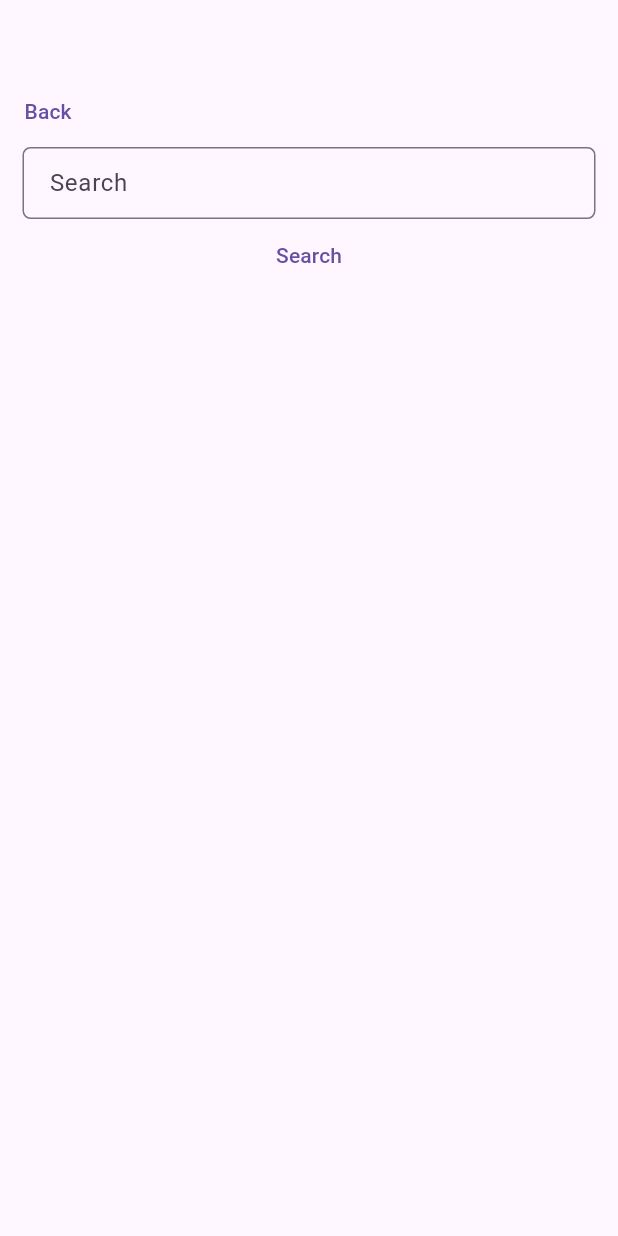
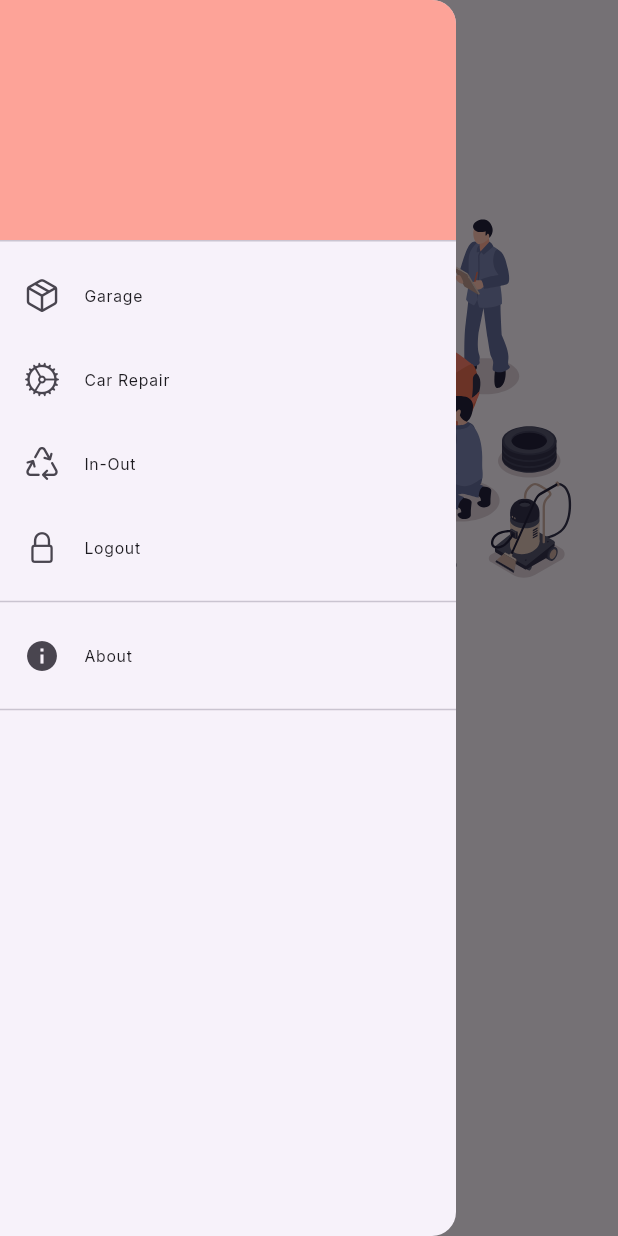
Before and after one commit to duc25012002/CampusCar, a Flutter app: the screen it shows after launch, with the side drawer open (before the commit the screen has no drawer), on a phone screen of 412 x 824 dp. Run offline on Flutter 3.47's test engine with Material 3 defaults, Android fonts, the phone set to English and light mode, and no system bars; our stand-ins replace awesome_notifications, flutter_svg, fluttertoast, get, google_fonts, hexcolor and 2 more; missing offline and left inert: flutter_material_color_picker, google_mlkit_text_recognition; accounts and stored records are empty; network calls fail; statements that could not run were skipped; project files that could hold a hidden picture were left out.

Commit message:
CC-11|Thêm DrawerBar, Tạo luồng sửa chữa và gửi xe

```diff
--- /dev/null
+++ b/lib/components/NavDrawer.dart
@@ -0,0 +1,98 @@
+// ignore_for_file: avoid_unnecessary_containers, non_constant_identifier_names, unrelated_type_equality_checks, sort_child_properties_last
+
+import 'package:campus_car_joco/routes/routes.dart';
+import 'package:campus_car_joco/utils/Colors.dart';
+import 'package:campus_car_joco/utils/Reponsive.dart';
+import 'package:flutter/cupertino.dart';
+import 'package:flutter/material.dart';
+import 'package:get/get.dart';
+import 'package:google_fonts/google_fonts.dart';
+
+class NavDrawer extends StatelessWidget {
+  const NavDrawer({super.key});
+  @override
+  Widget build(BuildContext context) {
+    return Drawer(
+      clipBehavior: Clip.antiAlias,
+      child: ListView(
+        physics: const NeverScrollableScrollPhysics(),
+        padding: EdgeInsets.zero,
+        children: <Widget>[
+          Header(),
+          ListTile(
+            selectedColor: ColorConst.primaryColor,
+            leading: const Icon(CupertinoIcons.cube_box),
+            tileColor: Colors.transparent,
+            title: Text(
+              'Garage',
+              style: GoogleFonts.inter(fontSize: Reponsive.fontSize * 7),
+            ),
+            onTap: () {
+              Get.offAndToNamed(Routes.home, arguments: "garage");
+            },
+          ),
+          ListTile(
+            leading: const Icon(CupertinoIcons.settings),
+            title: Text(
+              'Car Repair',
+              style: GoogleFonts.inter(fontSize: Reponsive.fontSize * 7),
+            ),
+            tileColor: Colors.transparent,
+            onTap: () {
+              Get.offAndToNamed(Routes.home, arguments: "repair");
+            },
+          ),
+          ListTile(
+            leading: const Icon(CupertinoIcons.arrow_3_trianglepath),
+            title: Text(
+              'In-Out',
+              style: GoogleFonts.inter(fontSize: Reponsive.fontSize * 7),
+            ),
+            tileColor: Colors.transparent,
+            onTap: () {
+              Get.offAllNamed(Routes.searchAccessLog);
+            },
+          ),
+          ListTile(
+            leading: const Icon(CupertinoIcons.lock),
+            title: Text(
+              'Logout',
+              style: GoogleFonts.inter(fontSize: Reponsive.fontSize * 7),
+            ),
+            tileColor: Colors.transparent,
+            onTap: () {
+              Get.offAllNamed(Routes.login);
+            },
+          ),
+          const Divider(),
+          AboutListTile(
+            // <-- SEE HERE
+            icon: const Icon(
+              Icons.info,
+            ),
+            child: Text(
+              'About',
+              style: GoogleFonts.inter(fontSize: Reponsive.fontSize * 7),
+            ),
+            applicationIcon: const Icon(
+              Icons.local_play,
+            ),
+            applicationName: 'My Cool App',
+            applicationVersion: '1.0.25',
+            applicationLegalese: '© 2019 Company',
+            aboutBoxChildren: [],
+          ),
+          const Divider(),
+        ],
+      ),
+    );
+  }
+
+  DrawerHeader Header() {
+    return DrawerHeader(
+        decoration: BoxDecoration(
+          color: ColorConst.primaryColor.withOpacity(0.8),
+        ),
+        child: const Text(""));
+  }
+}
--- a/lib/di/ManagerBindings.dart
+++ b/lib/di/ManagerBindings.dart
@@ -1,7 +1,7 @@
 import 'package:campus_car_joco/features/auth/controller/LoginController.dart';
 import 'package:campus_car_joco/features/auth/controller/SignUpController.dart';
 import 'package:campus_car_joco/features/checkVehicle/controller/VehicleController.dart';
-import 'package:campus_car_joco/search/controller/SearchAccessLogController.dart';
+import 'package:campus_car_joco/features/search/controller/SearchAccessLogController.dart';
 import 'package:get/get.dart';
 import '../features/checkVehicle/controller/UploadDataController.dart';
 
--- a/lib/features/checkVehicle/controller/UploadDataController.dart
+++ b/lib/features/checkVehicle/controller/UploadDataController.dart
@@ -26,7 +26,7 @@ class UploadDataController extends GetxController {
     }
   }
 
-  Future<void> textRecognition(String choose) async {
+  Future<void> textRecognition(String choose, String args) async {
     if (choose == "camera") {
       await getImageFromCamera();
     } else {
@@ -39,9 +39,11 @@ class UploadDataController extends GetxController {
           await textRecognizer.processImage(InputImage.fromFile(image!));
       String text = recognizedText.text;
       String plateNumber = text.replaceAll(RegExp(r'\s+'), '');
-      // print(plateNumber);
-      Get.toNamed(Routes.addVehicle, arguments: plateNumber);
-      Fluttertoast.showToast(msg: text);
+      if (args == "repair") {
+        Fluttertoast.showToast(msg: "Thêm sửa xe ở đây này");
+      } else {
+        Get.toNamed(Routes.addVehicle, arguments: plateNumber);
+      }
     } else {
       Fluttertoast.showToast(msg: "Please select");
     }
--- a/lib/features/checkVehicle/views/ScanVehicle.dart
+++ b/lib/features/checkVehicle/views/ScanVehicle.dart
@@ -1,6 +1,7 @@
 // ignore_for_file: file_names, unused_field
 
 import 'package:campus_car_joco/components/MainButton.dart';
+import 'package:campus_car_joco/components/NavDrawer.dart';
 import 'package:campus_car_joco/features/checkVehicle/controller/UploadDataController.dart';
 import 'package:campus_car_joco/utils/Colors.dart';
 
@@ -29,31 +30,52 @@ class _HomeScreenState extends State<HomeScreen> {
   @override
   Widget build(BuildContext context) {
     Reponsive().setSize(context);
+    var args = Get.arguments;
+    args ??= "repair";
     return Scaffold(
+      appBar: AppBar(),
+      drawer: const NavDrawer(),
       body: Column(
         children: [
-          SizedBox(height: Reponsive.height * 0.1),
-          Center(
+          args == "repair"
+              ? Center(
                   child: Text(
-              "Campus Car",
+                    "Campus Repair",
                     style: GoogleFonts.inter(
-                fontSize: Reponsive.fontSize * 15,
+                      fontSize: Reponsive.fontSize * 10,
+                      fontWeight: FontWeight.w700,
+                      color: ColorConst.primaryColor,
+                    ),
+                  ),
+                )
+              : Center(
+                  child: Text(
+                    "Campus Garages",
+                    style: GoogleFonts.inter(
+                      fontSize: Reponsive.fontSize * 10,
                       fontWeight: FontWeight.w700,
                       color: ColorConst.primaryColor,
                     ),
                   ),
                 ),
           SizedBox(height: Reponsive.height * 0.05),
-          SvgPicture.asset(
+          args == "repair"
+              ? SvgPicture.asset(
                   "assets/icon/home_image.svg",
                   width: Reponsive.width,
                   height: Reponsive.height * 0.5,
+                  fit: BoxFit.fill,
+                )
+              : SvgPicture.asset(
+                  "assets/icon/car_park.svg",
+                  width: Reponsive.width,
+                  height: Reponsive.height * 0.3,
                   fit: BoxFit.fill,
                 ),
           SizedBox(height: Reponsive.height * 0.03),
           MainButton(
             onCLick: () {
-              _controller.textRecognition("gallery");
+              _controller.textRecognition("gallery", args);
             },
             title: 'Gallery',
           ),
@@ -69,7 +91,7 @@ class _HomeScreenState extends State<HomeScreen> {
           SizedBox(height: Reponsive.height * 0.02),
           MainButton(
             onCLick: () {
-              _controller.textRecognition("camera");
+              _controller.textRecognition("camera", args);
             },
             title: 'Camera',
           ),
--- a/lib/search/views/SearchAccessLog.dart
+++ b/lib/features/search/views/SearchAccessLog.dart
@@ -1,4 +1,5 @@
-import 'package:campus_car_joco/search/controller/SearchAccessLogController.dart';
+// ignore: file_names
+import 'package:campus_car_joco/features/search/controller/SearchAccessLogController.dart';
 import 'package:flutter/material.dart';
 import 'package:get/get.dart';
 
@@ -20,16 +21,16 @@ class _SearchAccessLogState extends State<SearchAccessLog> {
         child: Column(
           crossAxisAlignment: CrossAxisAlignment.start,
           children: [
-            SizedBox(
+            const SizedBox(
               height: 50,
             ),
             TextButton(
                 onPressed: () {
                   //return Get.back();
                 },
-                child: Text("Back")),
+                child: const Text("Back")),
             Center(
-              child: Container(
+              child: SizedBox(
                 width: MediaQuery.sizeOf(context).width - 30,
                 child: TextFormField(
                   controller: _controller.keySearchController,
@@ -54,11 +55,10 @@ class _SearchAccessLogState extends State<SearchAccessLog> {
             Center(
               child: TextButton(
                   onPressed: () {
-                    debugPrint("Search");
                     _controller
                         .getAccessLog(_controller.keySearchController.text);
                   },
-                  child: Text("Search")),
+                  child: const Text("Search")),
             )
           ],
         ),
--- a/lib/main.dart
+++ b/lib/main.dart
@@ -1,7 +1,7 @@
 import 'package:campus_car_joco/api/Server.dart';
 import 'package:campus_car_joco/di/ManagerBindings.dart';
 import 'package:campus_car_joco/routes/routes.dart';
-import 'package:campus_car_joco/services/awesome_notification.dart';
+import 'package:campus_car_joco/services/AwesomeNotification.dart';
 import 'package:campus_car_joco/utils/Colors.dart';
 import 'package:flutter/material.dart';
 import 'package:get/get.dart';
@@ -17,7 +17,7 @@ void main() async {
       title: 'Campus Car',
       debugShowCheckedModeBanner: false,
       theme: ThemeData.light().copyWith(primaryColor: ColorConst.primaryColor),
-      initialRoute: Routes.searchAccessLog,
+      initialRoute: Routes.home,
       getPages: getPages,
     ),
   );
--- a/lib/routes/routes.dart
+++ b/lib/routes/routes.dart
@@ -2,7 +2,7 @@ import 'package:campus_car_joco/features/auth/views/LoginScreen.dart';
 import 'package:campus_car_joco/features/auth/views/SignUpScreen.dart';
 import 'package:campus_car_joco/features/checkVehicle/views/NewVehicleScreen.dart';
 import 'package:campus_car_joco/features/checkVehicle/views/ScanVehicle.dart';
-import 'package:campus_car_joco/search/views/SearchAccessLog.dart';
+import 'package:campus_car_joco/features/search/views/SearchAccessLog.dart';
 import 'package:get/get_navigation/src/routes/get_route.dart';
 
 class Routes {
--- a/pubspec.yaml
+++ b/pubspec.yaml
@@ -11,7 +11,7 @@ dependencies:
   flutter:
     sdk: flutter
   # cupertino icons
-  cupertino_icons: ^1.0.2
+  cupertino_icons: ^1.0.6
   # flutter toast
   fluttertoast: ^8.2.4
   # lottie
@@ -51,7 +51,7 @@ flutter:
     - assets/icon/home_image.svg
     - assets/gif/
     - assets/icon/header_logo_login.jpeg
-
+    - assets/icon/car_park.svg
   fonts:
     - family: CarterOne
       fonts:
```
Also changed, not shown: lib/features/search/controller/SearchAccessLogController.dart (renamed from lib/search/controller/SearchAccessLogController.dart, +4 -4 lines), assets/icon/car_park.svg (added), lib/components/PhoneInput.dart (deleted), lib/models/AccessLogModel.dart (renamed from lib/search/models/AccessLogModel.dart), lib/services/AwesomeNotification.dart (renamed from lib/services/awesome_notification.dart). Lines whose indentation alone changed are shown as unchanged.
